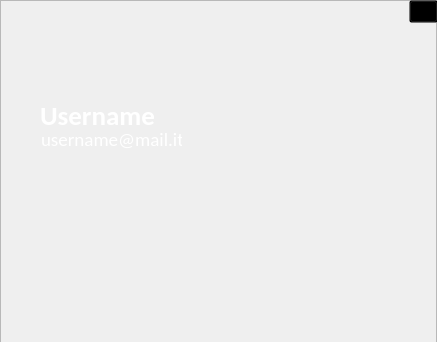
Qt form ClientModule/userprofile.ui (giovannic96/Real-time-collaborative-text-editor) before a commit; both pictures show x 0 to 437 and y 0 to 342 of the 437 by 600 pixel window.
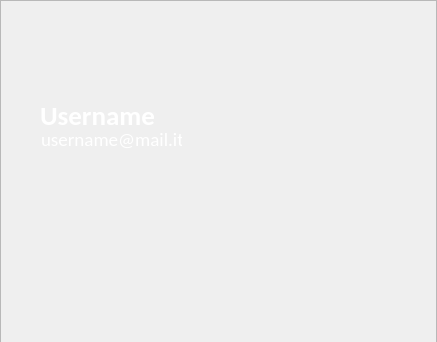
The same form after that commit. Icons and pictures are not drawn.

```diff
--- a/ClientModule/userprofile.ui
+++ b/ClientModule/userprofile.ui
@@ -43,6 +43,7 @@
    <property name="styleSheet">
     <string notr="true">#exitButton{
 background: transparent;
+border:none;
 }
 </string>
    </property>
@@ -53,12 +54,24 @@
   <widget class="QPushButton" name="UserImageButton">
    <property name="geometry">
     <rect>
-     <x>248</x>
-     <y>91</y>
-     <width>130</width>
-     <height>130</height>
+     <x>247</x>
+     <y>90</y>
+     <width>132</width>
+     <height>132</height>
     </rect>
    </property>
+   <property name="minimumSize">
+    <size>
+     <width>132</width>
+     <height>132</height>
+    </size>
+   </property>
+   <property name="maximumSize">
+    <size>
+     <width>132</width>
+     <height>132</height>
+    </size>
+   </property>
    <property name="font">
     <font>
      <family>Calibri</family>
@@ -81,7 +94,7 @@
    </property>
    <property name="iconSize">
     <size>
-     <width>128</width>
+     <width>132</width>
      <height>128</height>
     </size>
    </property>
```
